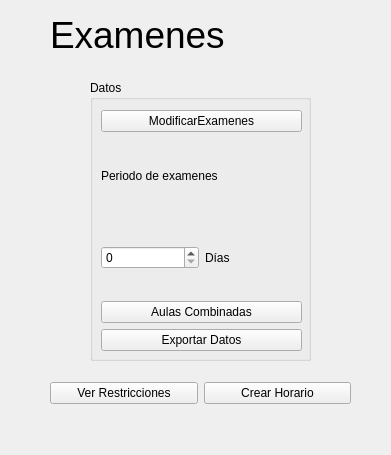
Qt form Aplicacion/interfaces/Ui/exams.ui (nestorgranado/URJC-TFG-Aplicacion-para-la-gestion-de-horarios-y-examenes-en-la-universidad) before a commit.
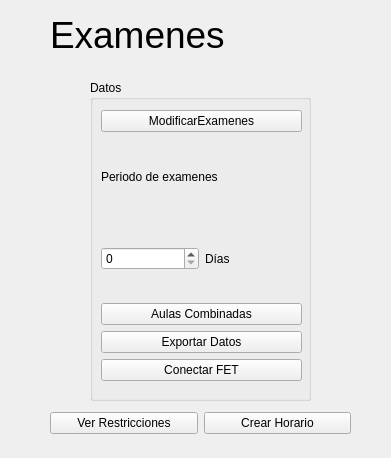
The same form after that commit.

What changed in the file:
```diff
--- a/Aplicacion/interfaces/Ui/exams.ui
+++ b/Aplicacion/interfaces/Ui/exams.ui
@@ -7,7 +7,7 @@
     <x>0</x>
     <y>0</y>
     <width>391</width>
-    <height>455</height>
+    <height>458</height>
    </rect>
   </property>
   <property name="windowTitle">
@@ -37,7 +37,7 @@
      <x>90</x>
      <y>80</y>
      <width>221</width>
-     <height>281</height>
+     <height>321</height>
     </rect>
    </property>
    <property name="title">
@@ -49,7 +49,7 @@
       <x>11</x>
       <y>30</y>
       <width>201</width>
-      <height>241</height>
+      <height>271</height>
      </rect>
     </property>
     <layout class="QVBoxLayout" name="verticalLayout_2">
@@ -99,6 +99,13 @@
        </property>
       </widget>
      </item>
+     <item>
+      <widget class="QPushButton" name="fet">
+       <property name="text">
+        <string>Conectar FET</string>
+       </property>
+      </widget>
+     </item>
     </layout>
    </widget>
   </widget>
@@ -106,7 +113,7 @@
    <property name="geometry">
     <rect>
      <x>50</x>
-     <y>380</y>
+     <y>410</y>
      <width>301</width>
      <height>26</height>
     </rect>
```
